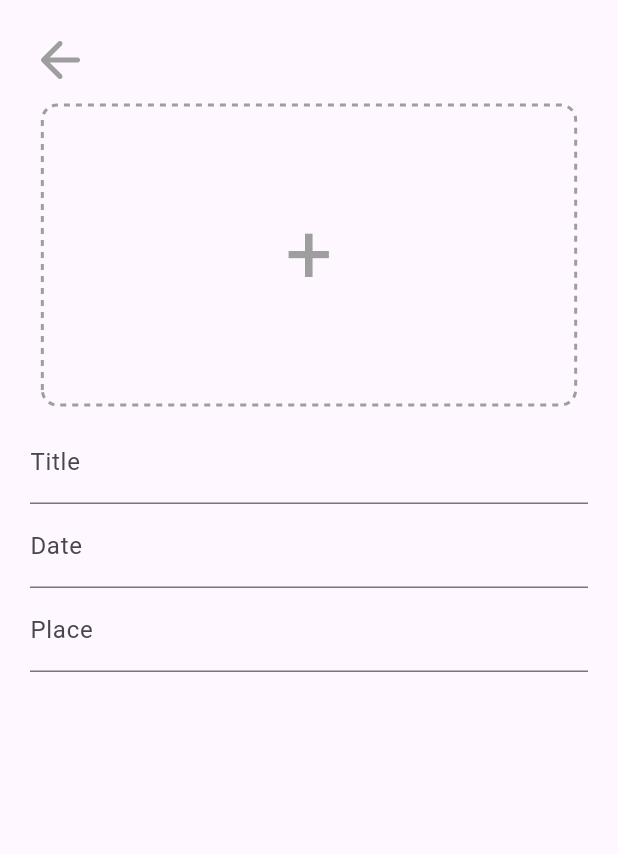
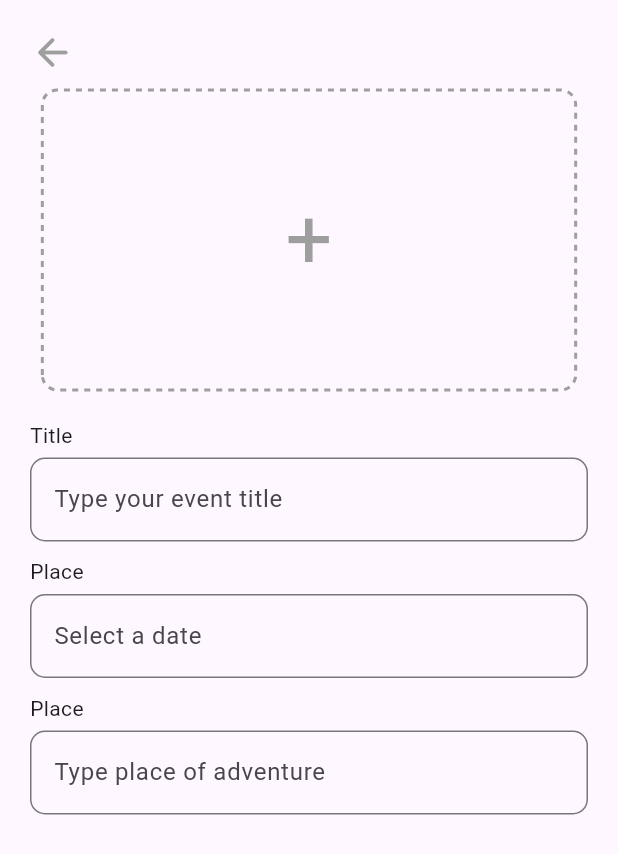
Before and after one commit to MiguelGutierrez17/Events_App_Flutter, a Flutter app: the screen it shows after launch, after a tap on an icon or button, on a phone screen of 412 x 824 dp. Shown: the top 854 px of the screen. Run offline on Flutter 3.47's test engine with Material 3 defaults, Android fonts, the phone set to English and light mode, and no system bars; drawn by our look-alikes of dotted_border; our stand-ins replace sqflite; accounts and stored records are empty; network calls fail.

Commit message:
Personalización de campos de texto propia.

```diff
--- a/lib/screens/details_screen.dart
+++ b/lib/screens/details_screen.dart
@@ -23,11 +23,11 @@ class DetailsScreen extends StatelessWidget {
                   GestureDetector(
                     onTap: () => Navigator.pushNamed(context, 'home'),
                     child: const SizedBox(
-                      height: 40,
-                      width: 40,
+                      height: 30,
+                      width: 30,
                       child: Icon(
                         Icons.arrow_back_rounded,
-                        size: 40,
+                        size: 30,
                         color: Colors.grey,
                       ),
                     ),
@@ -38,7 +38,7 @@ class DetailsScreen extends StatelessWidget {
               currentAdventure.add == true
                   ? const AdventureCardAdd()
                   : HeaderImage(adventure: currentAdventure),
-              const SizedBox(height: 10),
+              const SizedBox(height: 20),
               const MyForm(),
             ],
           ),
@@ -60,16 +60,14 @@ class _MyFormState extends State<MyForm> {
   @override
   Widget build(BuildContext context) {
     final adventuresProvider = Provider.of<AdventuresProvider>(context);
-    final adding =
-        adventuresProvider.currentAdventure.add == true ? true : false;
+    final adding = adventuresProvider.currentAdventure.add ?? false;
     return Form(
       key: _adventureKey,
       child: Column(
         children: [
-          TextFormField(
-                        decoration: const InputDecoration(
-              labelText: 'Title'
-            ),
+          CustomField(
+              fieldLabel: 'Title',
+              hintLabel: 'Type your event title',
               initialValue:
                   adding ? '' : adventuresProvider.currentAdventure.title,
               validator: (value) {
@@ -77,12 +75,11 @@ class _MyFormState extends State<MyForm> {
                   return 'Title field is missing';
                 }
                 return null;
-            },
-          ),
-          TextFormField(
-            decoration: const InputDecoration(
-              labelText: 'Date'
-            ),
+              }),
+          const SizedBox(height: 10),
+          CustomField(
+              fieldLabel: 'Place',
+              hintLabel: 'Select a date',
               initialValue:
                   adding ? '' : adventuresProvider.currentAdventure.date,
               validator: (value) {
@@ -90,12 +87,11 @@ class _MyFormState extends State<MyForm> {
                   return 'Date field is missing';
                 }
                 return null;
-            },
-          ),
-          TextFormField(
-                        decoration: const InputDecoration(
-              labelText: 'Place'
-            ),
+              }),
+          const SizedBox(height: 10),
+          CustomField(
+              fieldLabel: 'Place',
+              hintLabel: 'Type place of adventure',
               initialValue:
                   adding ? '' : adventuresProvider.currentAdventure.place,
               validator: (value) {
@@ -103,10 +99,56 @@ class _MyFormState extends State<MyForm> {
                   return 'Place field is missing';
                 }
                 return null;
-            },
+              }),
+          const SizedBox(height: 10),
+        ],
+      ),
+    );
+  }
+}
+
+class CustomField extends StatelessWidget {
+  final String fieldLabel;
+  final String hintLabel;
+  final String? initialValue;
+  final String? Function(String?)? validator;
+
+  const CustomField(
+      {super.key,
+      required this.fieldLabel,
+      required this.hintLabel,
+      this.initialValue,
+      this.validator});
+
+  @override
+  Widget build(BuildContext context) {
+    return SizedBox(
+      child: Column(
+        crossAxisAlignment: CrossAxisAlignment.start,
+        children: [
+          Text(fieldLabel),
+          const SizedBox(height: 5),
+          TextFormField(
+            initialValue: initialValue,
+            decoration: _FieldStyle.newStyle(placeholderText: hintLabel),
+            validator: validator,
           )
         ],
       ),
     );
   }
 }
+
+class _FieldStyle {
+  static InputDecoration newStyle({
+    String placeholderText = "",
+  }) {
+    return InputDecoration(
+      hintText: placeholderText,
+      floatingLabelBehavior: FloatingLabelBehavior.never,
+      border: const OutlineInputBorder(
+        borderRadius: BorderRadius.all(Radius.circular(10)),
+      ),
+    );
+  }
+}
--- a/lib/widgets/card_adventure.dart
+++ b/lib/widgets/card_adventure.dart
@@ -15,9 +15,9 @@ class AdventureCard extends StatelessWidget {
     return GestureDetector(
       // onTap: () =>
       //     Navigator.pushNamed(context, 'details', arguments: adventure),
-      onTap: () => {
-        adventuresProvider.currentAdventure = adventure,
-        Navigator.pushNamed(context, 'details')
+      onTap: () {
+        adventuresProvider.currentAdventure = adventure;
+        Navigator.pushNamed(context, 'details');
       },
       child: Container(
         height: 180,
```
Lines whose indentation alone changed are shown as unchanged.
